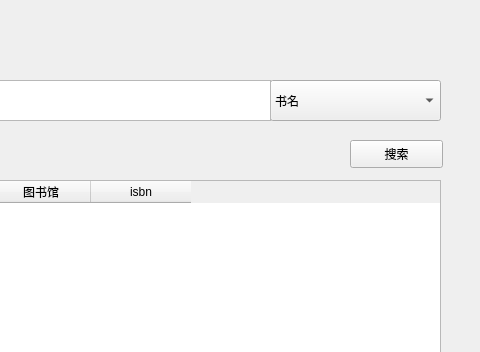
This is qt try/ui_outline/bookstackedpage.ui in GhostofAdam/LibraryManagement as Qt 5 draws it before an edit; both pictures show x 220 to 700 and y 0 to 352 of the 700 by 640 pixel window. The edited form follows.
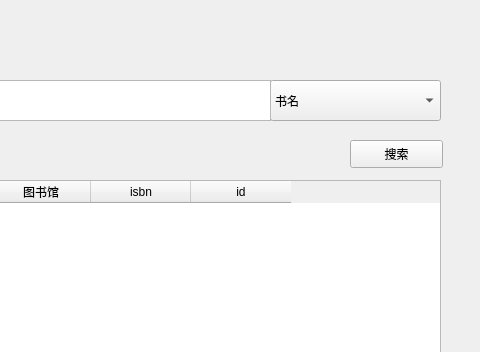
This is the edited form.

```diff
--- a/qt try/ui_outline/bookstackedpage.ui
+++ b/qt try/ui_outline/bookstackedpage.ui
@@ -116,6 +116,11 @@
      <string>isbn</string>
     </property>
    </column>
+   <column>
+    <property name="text">
+     <string>id</string>
+    </property>
+   </column>
   </widget>
   <widget class="QPushButton" name="ChangeButton">
    <property name="geometry">
```
